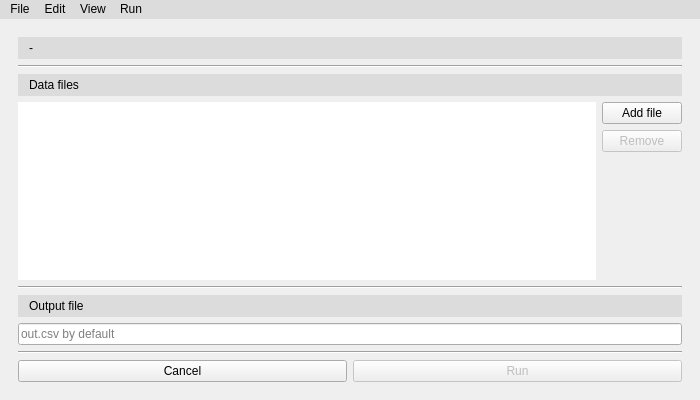
Above: gui/ui_files/mainwindow.ui from OSUDSL/pydre before the change. Below: the same form after it.
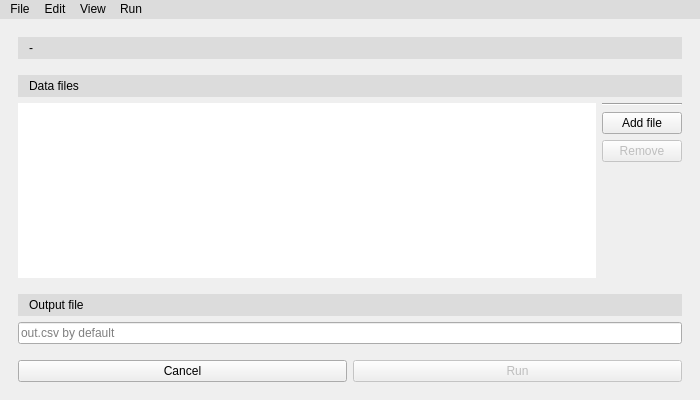
That is the form after the change. The open tabs and pages were chosen to show the change. Icons and pictures are not drawn.

```diff
--- a/gui/ui_files/mainwindow.ui
+++ b/gui/ui_files/mainwindow.ui
@@ -418,7 +418,7 @@
        </layout>
       </widget>
       <widget class="QWidget" name="page_3">
-       <layout class="QVBoxLayout" name="verticalLayout_2">
+       <layout class="QVBoxLayout" name="verticalLayout_14">
         <item>
          <widget class="QLabel" name="pfile_lbl">
           <property name="styleSheet">
@@ -435,12 +435,13 @@
          </widget>
         </item>
         <item>
-         <widget class="Line" name="line_5">
-          <property name="orientation">
-           <enum>Qt::Horizontal</enum>
+         <layout class="QVBoxLayout" name="verticalLayout_2">
+          <property name="topMargin">
+           <number>10</number>
           </property>
-         </widget>
-        </item>
+          <property name="bottomMargin">
+           <number>5</number>
+          </property>
         <item>
          <widget class="QLabel" name="label">
           <property name="styleSheet">
@@ -467,6 +468,13 @@
           </item>
           <item>
            <layout class="QVBoxLayout" name="verticalLayout_5">
+              <item>
+               <widget class="Line" name="line_3">
+                <property name="orientation">
+                 <enum>Qt::Horizontal</enum>
+                </property>
+               </widget>
+              </item>
             <item>
              <widget class="QPushButton" name="add_btn">
               <property name="styleSheet">
@@ -507,13 +515,16 @@
           </item>
          </layout>
         </item>
-        <item>
-         <widget class="Line" name="line_3">
-          <property name="orientation">
-           <enum>Qt::Horizontal</enum>
-          </property>
-         </widget>
+         </layout>
         </item>
+        <item>
+         <layout class="QVBoxLayout" name="verticalLayout_13">
+          <property name="topMargin">
+           <number>5</number>
+          </property>
+          <property name="bottomMargin">
+           <number>5</number>
+          </property>
         <item>
          <widget class="QLabel" name="label_3">
           <property name="styleSheet">
@@ -539,15 +550,13 @@
           </property>
          </widget>
         </item>
-        <item>
-         <widget class="Line" name="line_4">
-          <property name="orientation">
-           <enum>Qt::Horizontal</enum>
-          </property>
-         </widget>
+         </layout>
         </item>
         <item>
          <layout class="QHBoxLayout" name="horizontalLayout_3">
+          <property name="topMargin">
+           <number>5</number>
+          </property>
           <item>
            <widget class="QPushButton" name="cancel_btn">
             <property name="styleSheet">
```
Left out of the diff: 59 changed lines with no effect on the pictures. Lines whose indentation alone changed are shown as unchanged.
